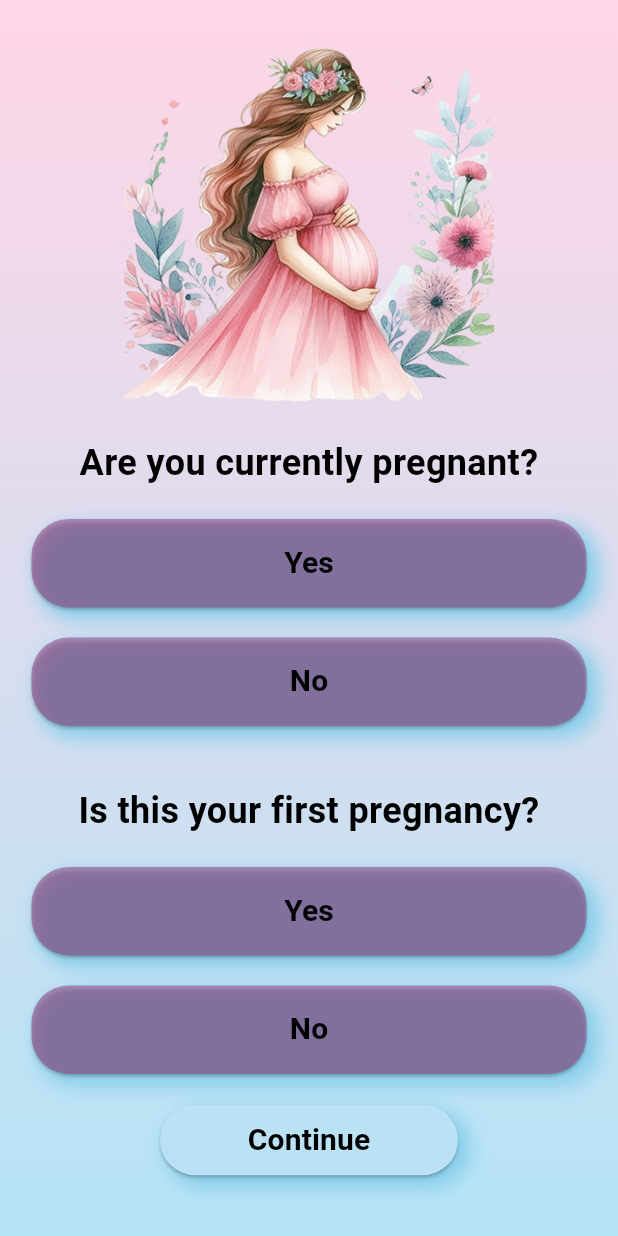
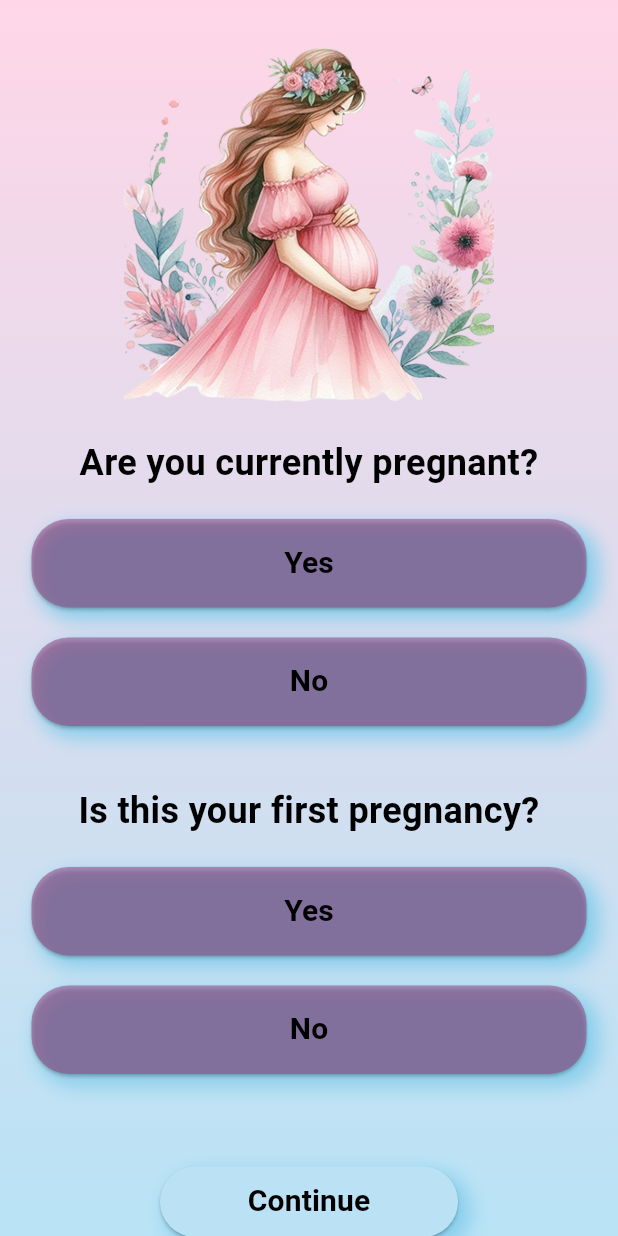
Before and after one commit to CtrlAbdoo/MaternityApp, a Flutter app: the Q5 screen opened directly, on a phone screen of 412 x 824 dp. Run offline on Flutter 3.47's test engine with Material 3 defaults, Android fonts, the phone set to English and light mode, and no system bars; our stand-ins replace firebase_auth, firebase_core, google_fonts; accounts and stored records are empty; Roboto replaces fonts that are missing (Inria Serif).

Commit message:
+ last Qs pages

```diff
--- a/lib/presentation/Questions/Q6.dart
+++ b/lib/presentation/Questions/Q6.dart
@@ -47,7 +47,7 @@ class _Q6State extends State<Q6> {
               Text(
                 '${_getDayOfWeek(selectedDate)} ${selectedDate.day} - ${_getMonthName(selectedDate.month)}',
                 style: GoogleFonts.inriaSerif(
-                  fontSize: 32,
+                  fontSize: 28,
                   fontWeight: FontWeight.bold,
                   color: Colors.black,
                 ),
--- a/lib/presentation/Questions/q5.dart
+++ b/lib/presentation/Questions/q5.dart
@@ -21,7 +21,7 @@ class _Q5State extends State<Q5> {
         child: SingleChildScrollView(
           child: Container(
             width: screenWidth,
-            height: screenHeight,
+            // Remove fixed height to allow scrolling
             decoration: const BoxDecoration(
               gradient: LinearGradient(
                 colors: [Color(0xFFFFD6E7), Color(0xFFB5E4F6)],
@@ -42,24 +42,20 @@ class _Q5State extends State<Q5> {
                     ),
                   ),
                 ),
-
                 // First Question
                 _buildQuestionSection(
                   question: "Are you currently pregnant?",
                   selectedIndex: selectedPregnancy,
                   onSelected: (index) => setState(() => selectedPregnancy = index),
                 ),
-
                 // Second Question
                 _buildQuestionSection(
                   question: "Is this your first pregnancy?",
                   selectedIndex: selectedFirstPregnancy,
                   onSelected: (index) => setState(() => selectedFirstPregnancy = index),
                 ),
-
                 // Spacer to push button to bottom
-                Expanded(child: Container()),
-
+                SizedBox(height: screenHeight * 0.05), // Replace Expanded with SizedBox
                 // Continue Button
                 Padding(
                   padding: EdgeInsets.only(bottom: screenHeight * 0.05),
```
